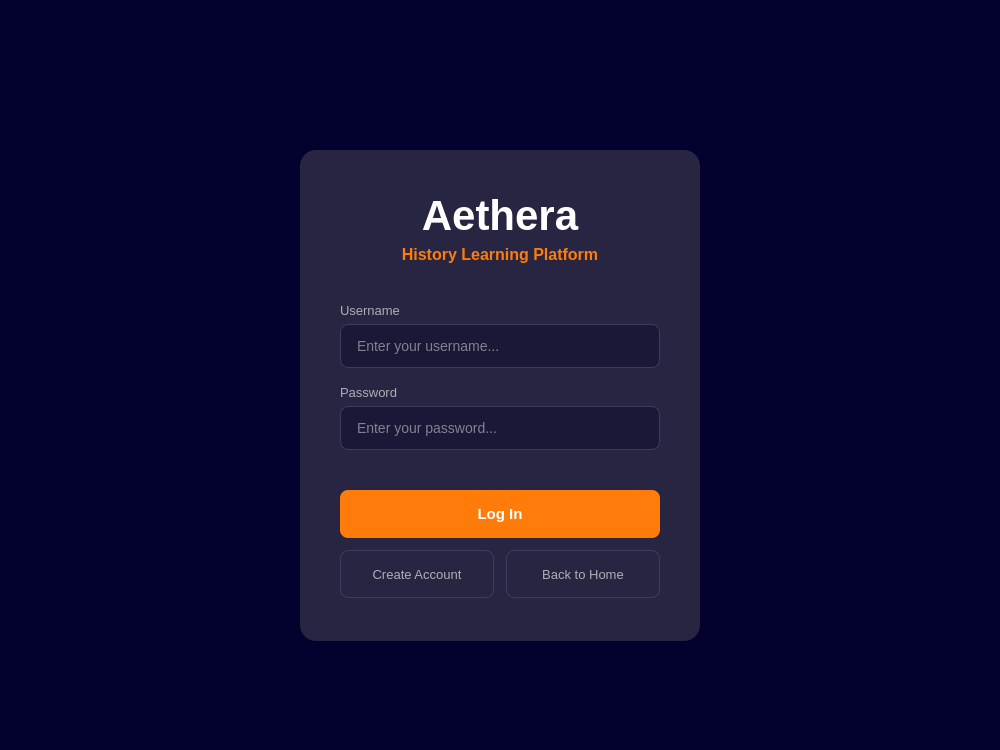
The window that src/ui/login/login.ui (DIDimov24/Aethera) describes before a commit, drawn with Qt 5.
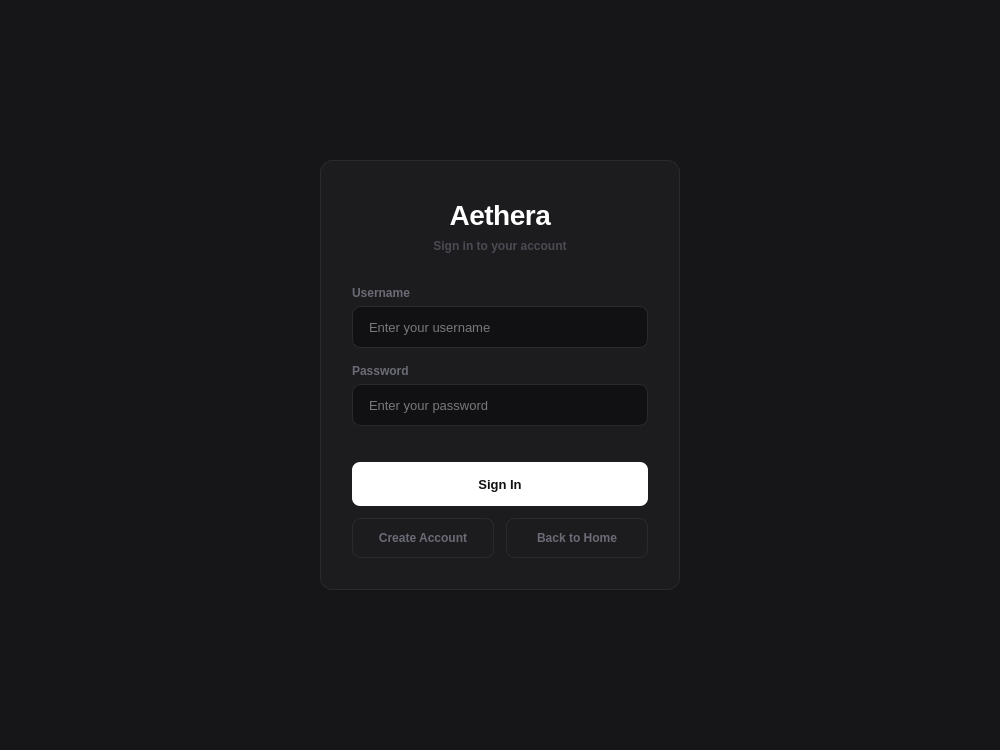
The same window after the commit.

What changed in the file:
```diff
--- a/src/ui/login/login.ui
+++ b/src/ui/login/login.ui
@@ -29,95 +29,87 @@
    <property name="styleSheet">
     <string notr="true">
 QWidget#centralwidget {
-    background-color: #03012D;
+    background-color: #161618;
 }
- 
 QWidget#card {
-    background-color: #272541;
-    border-radius: 16px;
+    background-color: #1c1c1f;
+    border-radius: 12px;
+    border: 1px solid #2a2a2d;
 }
- 
 QLabel#labelTitle {
-    color: #FFFFFF;
-    font-size: 42px;
-    font-weight: bold;
+    color: #ffffff;
+    font-size: 28px;
+    font-weight: 700;
+    letter-spacing: -0.5px;
 }
- 
 QLabel#labelSubtitle {
-    color: #FF7C0A;
-    font-size: 16px;
-    font-weight: bold;
+    color: #4a4a52;
+    font-size: 12px;
+    font-weight: 500;
 }
- 
 QLabel#labelUsername,
 QLabel#labelPassword {
-    color: #AEAEB7;
-    font-size: 13px;
+    color: #6b6b76;
+    font-size: 12px;
+    font-weight: 500;
 }
- 
 QLineEdit#inputUsername,
 QLineEdit#inputPassword {
-    background-color: #1A1836;
-    color: #EAEAEA;
-    font-size: 14px;
-    border: 1px solid #3D3B5E;
+    background-color: #111113;
+    color: #e0e0e4;
+    font-size: 13px;
+    border: 1px solid #2a2a2d;
     border-radius: 8px;
     padding: 10px 14px;
+    selection-background-color: #3a3a3e;
 }
- 
 QLineEdit#inputUsername:focus,
 QLineEdit#inputPassword:focus {
     border: 1px solid #FF7C0A;
 }
- 
 QPushButton#buttonLogin {
-    background-color: #FF7C0A;
-    color: #FFFFFF;
-    font-size: 15px;
-    font-weight: bold;
+    background-color: #ffffff;
+    color: #111113;
+    font-size: 13px;
+    font-weight: 600;
     border: none;
     border-radius: 8px;
     padding: 12px;
 }
- 
 QPushButton#buttonLogin:hover {
     background-color: #e06e08;
 }
- 
 QPushButton#buttonLogin:pressed {
     background-color: #c46007;
 }
- 
 QPushButton#buttonRegister {
     background-color: transparent;
-    color: #AEAEB7;
-    font-size: 13px;
-    border: 1px solid #3D3B5E;
+    color: #6b6b76;
+    font-size: 12px;
+    font-weight: 500;
+    border: 1px solid #2a2a2d;
     border-radius: 8px;
     padding: 12px;
 }
- 
 QPushButton#buttonRegister:hover {
     background-color: #302F4B;
     color: #FFFFFF;
 }
- 
 QPushButton#buttonBackHome {
     background-color: transparent;
-    color: #AEAEB7;
-    font-size: 13px;
-    border: 1px solid #3D3B5E;
+    color: #6b6b76;
+    font-size: 12px;
+    font-weight: 500;
+    border: 1px solid #2a2a2d;
     border-radius: 8px;
     padding: 12px;
 }
- 
 QPushButton#buttonBackHome:hover {
     background-color: #302F4B;
     color: #FFFFFF;
 }
- 
 QLabel#labelError {
-    color: #FF6B6B;
+    color: #e05555;
     font-size: 12px;
 }
     </string>
@@ -125,19 +117,19 @@
    <widget class="QWidget" name="card" native="true">
     <property name="geometry">
      <rect>
-      <x>300</x>
-      <y>150</y>
-      <width>400</width>
-      <height>491</height>
+      <x>320</x>
+      <y>160</y>
+      <width>360</width>
+      <height>430</height>
      </rect>
     </property>
     <widget class="QLabel" name="labelTitle">
      <property name="geometry">
       <rect>
        <x>0</x>
-       <y>40</y>
-       <width>400</width>
-       <height>50</height>
+       <y>36</y>
+       <width>360</width>
+       <height>38</height>
       </rect>
      </property>
      <property name="text">
@@ -151,13 +143,13 @@
      <property name="geometry">
       <rect>
        <x>0</x>
-       <y>92</y>
-       <width>400</width>
-       <height>24</height>
+       <y>76</y>
+       <width>360</width>
+       <height>20</height>
       </rect>
      </property>
      <property name="text">
-      <string>History Learning Platform</string>
+      <string>Sign in to your account</string>
      </property>
      <property name="alignment">
       <set>Qt::AlignmentFlag::AlignCenter</set>
@@ -166,10 +158,10 @@
     <widget class="QLabel" name="labelUsername">
      <property name="geometry">
       <rect>
-       <x>40</x>
-       <y>150</y>
-       <width>320</width>
-       <height>20</height>
+       <x>32</x>
+       <y>124</y>
+       <width>296</width>
+       <height>18</height>
       </rect>
      </property>
      <property name="text">
@@ -179,23 +171,23 @@
     <widget class="QLineEdit" name="inputUsername">
      <property name="geometry">
       <rect>
-       <x>40</x>
-       <y>174</y>
-       <width>320</width>
-       <height>44</height>
+       <x>32</x>
+       <y>146</y>
+       <width>296</width>
+       <height>42</height>
       </rect>
      </property>
      <property name="placeholderText">
-      <string>Enter your username...</string>
+      <string>Enter your username</string>
      </property>
     </widget>
     <widget class="QLabel" name="labelPassword">
      <property name="geometry">
       <rect>
-       <x>40</x>
-       <y>232</y>
-       <width>320</width>
-       <height>20</height>
+       <x>32</x>
+       <y>202</y>
+       <width>296</width>
+       <height>18</height>
       </rect>
      </property>
      <property name="text">
@@ -205,26 +197,26 @@
     <widget class="QLineEdit" name="inputPassword">
      <property name="geometry">
       <rect>
-       <x>40</x>
-       <y>256</y>
-       <width>320</width>
-       <height>44</height>
+       <x>32</x>
+       <y>224</y>
+       <width>296</width>
+       <height>42</height>
       </rect>
      </property>
      <property name="echoMode">
       <enum>QLineEdit::EchoMode::Password</enum>
      </property>
      <property name="placeholderText">
-      <string>Enter your password...</string>
+      <string>Enter your password</string>
      </property>
     </widget>
     <widget class="QLabel" name="labelError">
      <property name="geometry">
       <rect>
-       <x>40</x>
-       <y>310</y>
-       <width>320</width>
-       <height>20</height>
+       <x>32</x>
+       <y>276</y>
+       <width>296</width>
+       <height>18</height>
       </rect>
      </property>
      <property name="text">
@@ -234,23 +226,23 @@
     <widget class="QPushButton" name="buttonLogin">
      <property name="geometry">
       <rect>
-       <x>40</x>
-       <y>340</y>
-       <width>320</width>
-       <height>48</height>
+       <x>32</x>
+       <y>302</y>
+       <width>296</width>
+       <height>44</height>
       </rect>
      </property>
      <property name="text">
-      <string>Log In</string>
+      <string>Sign In</string>
      </property>
     </widget>
     <widget class="QPushButton" name="buttonRegister">
      <property name="geometry">
       <rect>
-       <x>40</x>
-       <y>400</y>
-       <width>154</width>
-       <height>48</height>
+       <x>32</x>
+       <y>358</y>
+       <width>142</width>
+       <height>40</height>
       </rect>
      </property>
      <property name="text">
@@ -260,10 +252,10 @@
     <widget class="QPushButton" name="buttonBackHome">
      <property name="geometry">
       <rect>
-       <x>206</x>
-       <y>400</y>
-       <width>154</width>
-       <height>48</height>
+       <x>186</x>
+       <y>358</y>
+       <width>142</width>
+       <height>40</height>
       </rect>
      </property>
      <property name="text">
```
Left out of the diff: 29 changed lines with no effect on the pictures.
